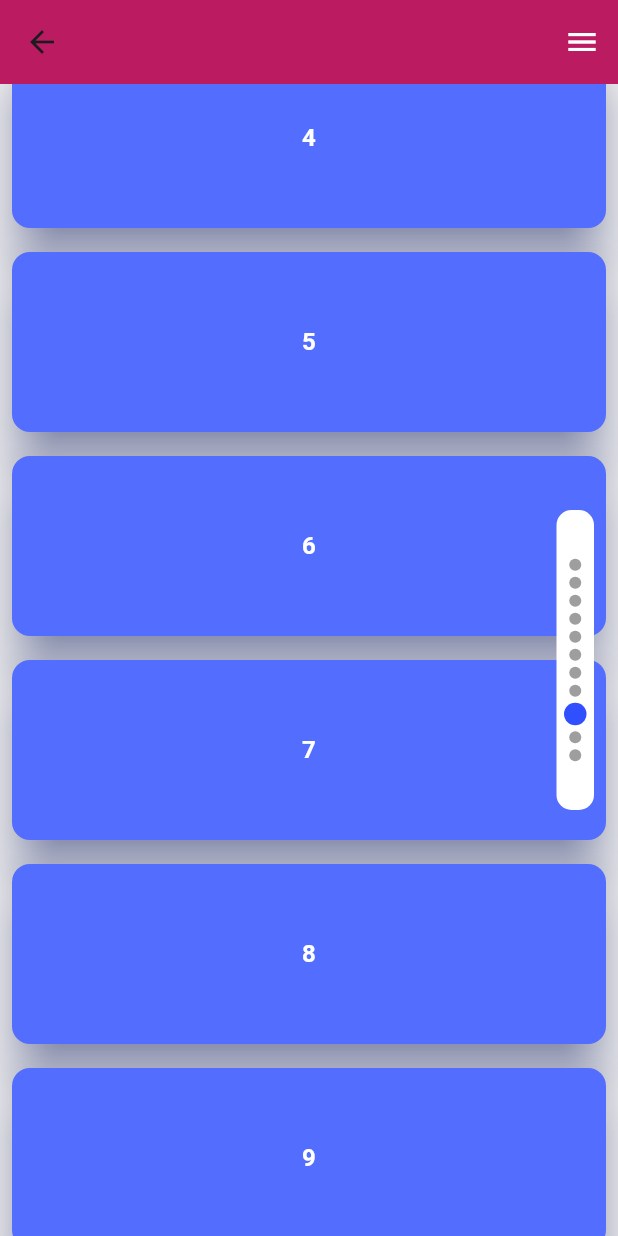
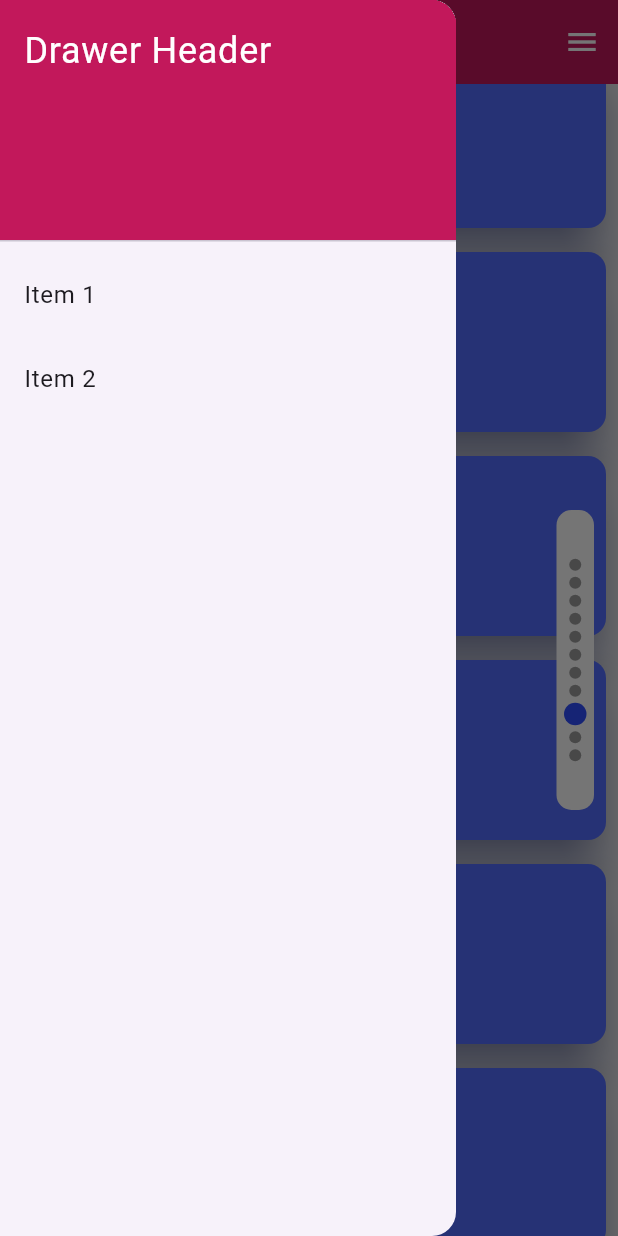
Before and after one commit to IvanGael/funs-animation, a Flutter app: the ScrollableCardList screen opened directly, scrolled down 576 dp, after a tap on the "menu" icon, on a phone screen of 412 x 824 dp. Run offline on Flutter 3.47's test engine with Material 3 defaults, Android fonts, the light colour scheme and no system bars; our stand-ins replace animated_text_kit, audioplayers, carousel_slider, lottie; project files that could hold a hidden picture were left out.

Commit message:
some changes

```diff
--- a/lib/main.dart
+++ b/lib/main.dart
@@ -75,7 +75,7 @@ class MyApp extends StatelessWidget {
         useMaterial3: true,
       ),
       debugShowCheckedModeBanner: false,
-      home: RainOnGlassScreen(),
+      home: ScrollableCardList(),
     );
 
     // return ChangeNotifierProvider(
--- a/lib/scrollable_card_list.dart
+++ b/lib/scrollable_card_list.dart
@@ -15,6 +15,8 @@ class _ScrollableCardListState extends State<ScrollableCardList> {
   final ValueNotifier<double> _scrollPercentage = ValueNotifier<double>(0.0);
   bool _isScrolling = false;
   final int _itemsLength = 11;
+
+  final GlobalKey<ScaffoldState> _scaffoldKey = GlobalKey<ScaffoldState>();
 
   @override
   void initState() {
@@ -35,17 +37,60 @@ class _ScrollableCardListState extends State<ScrollableCardList> {
 
   @override
   Widget build(BuildContext context) {
+    return Builder(
+      builder: (BuildContext context) {
       return Scaffold(
+        key: _scaffoldKey,
         appBar: AppBar(
+          automaticallyImplyLeading: false,
           actions: [
             IconButton(
-            onPressed: (){
-
+                onPressed: () {
+                  _scaffoldKey.currentState?.openDrawer();
                 },
-            icon: const Icon(Icons.menu, color: Colors.white,)
-          )
+                icon: const Icon(
+                  Icons.menu,
+                  color: Colors.white,
+                ))
           ],
           backgroundColor: Colors.pink.shade700,
+        ),
+        drawer: Drawer(
+          child: ListView(
+            padding: EdgeInsets.zero,
+            children: <Widget>[
+              DrawerHeader(
+                decoration: BoxDecoration(
+                  color: Colors.pink.shade700,
+                ),
+                child: const Text(
+                  'Drawer Header',
+                  style: TextStyle(
+                    color: Colors.white,
+                    fontSize: 24,
+                  ),
+                ),
+              ),
+              ListTile(
+                title: const Text('Item 1'),
+                onTap: () {
+                  // Update the state of the app
+                  // ...
+                  // Then close the drawer
+                  Navigator.pop(context);
+                },
+              ),
+              ListTile(
+                title: const Text('Item 2'),
+                onTap: () {
+                  // Update the state of the app
+                  // ...
+                  // Then close the drawer
+                  Navigator.pop(context);
+                },
+              ),
+            ],
+          ),
         ),
         backgroundColor: Colors.grey.shade200,
         body: Stack(
@@ -91,16 +136,14 @@ class _ScrollableCardListState extends State<ScrollableCardList> {
                     child: Container(
                       height: 120,
                       decoration: BoxDecoration(
-                      borderRadius: BorderRadius.circular(14)
-                    ),
+                          borderRadius: BorderRadius.circular(14)),
                       child: Center(
                         child: Text(
                           '$index',
                           style: const TextStyle(
                               color: Colors.white,
                               fontSize: 16,
-                          fontWeight: FontWeight.bold
-                        ),
+                              fontWeight: FontWeight.bold),
                         ),
                       ),
                     ),
@@ -122,6 +165,94 @@ class _ScrollableCardListState extends State<ScrollableCardList> {
           ],
         ),
       );
+    });
+    // return Scaffold(
+    //   appBar: AppBar(
+    //     actions: [
+    //       IconButton(
+    //         onPressed: (){
+
+    //         },
+    //         icon: const Icon(Icons.menu, color: Colors.white,)
+    //       )
+    //     ],
+    //     backgroundColor: Colors.pink.shade700,
+    //   ),
+    //   backgroundColor: Colors.grey.shade200,
+    //   body: Stack(
+    //     children: [
+    //       ListView.builder(
+    //         controller: _scrollController,
+    //         itemCount: _itemsLength,
+    //         physics: const BouncingScrollPhysics(),
+    //         itemBuilder: (context, index) {
+    //           return AnimatedBuilder(
+    //             animation: _scrollController,
+    //             builder: (context, child) {
+    //               if (!_isScrolling || !_scrollController.hasClients) {
+    //                 return child!;
+    //               }
+
+    //               double itemPositionOffset = index * 136.0;
+    //               double difference = _scrollController.offset - itemPositionOffset;
+    //               double percent = 1 - (difference / (136 / 2)).abs();
+    //               double scale = 0.8 + (percent * 0.2);
+    //               double opacity = 0.25 + (percent * 0.75);
+
+    //               scale = scale.clamp(0.8, 1.0);
+    //               opacity = opacity.clamp(0.0, 1.0);
+
+    //               if (difference.abs() < 136) {
+    //                 return Opacity(
+    //                   opacity: opacity,
+    //                   child: Transform.scale(
+    //                     scale: scale,
+    //                     child: child,
+    //                   ),
+    //                 );
+    //               } else {
+    //                 return child!;
+    //               }
+    //             },
+    //             child: Card(
+    //               margin: const EdgeInsets.all(8),
+    //               color: Colors.indigoAccent,
+    //               elevation: 14,
+    //               shadowColor: Colors.indigo,
+    //               child: Container(
+    //                 height: 120,
+    //                 decoration: BoxDecoration(
+    //                   borderRadius: BorderRadius.circular(14)
+    //                 ),
+    //                 child: Center(
+    //                   child: Text(
+    //                     '$index',
+    //                     style: const TextStyle(
+    //                       color: Colors.white,
+    //                       fontSize: 16,
+    //                       fontWeight: FontWeight.bold
+    //                     ),
+    //                   ),
+    //                 ),
+    //               ),
+    //             ),
+    //           );
+    //         },
+    //       ),
+    //       Positioned(
+    //         right: 16,
+    //         top: 0,
+    //         bottom: 0,
+    //         child: Center(
+    //           child: CustomScrollIndicator(
+    //             scrollPercentage: _scrollPercentage,
+    //             itemCount: _itemsLength,
+    //           ),
+    //         ),
+    //       ),
+    //     ],
+    //   ),
+    // );
   }
 
   @override
```
Also changed, not shown: lib/animated_sandglass.dart (added, +120 -0 lines). Lines whose indentation alone changed are shown as unchanged.
